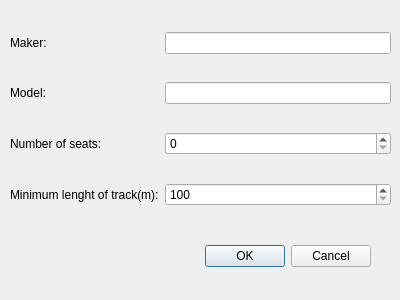
The window that dlgcreateplaneclass.ui (mmstratiev/AviationManagementSystem) describes before a commit, drawn with Qt 5.
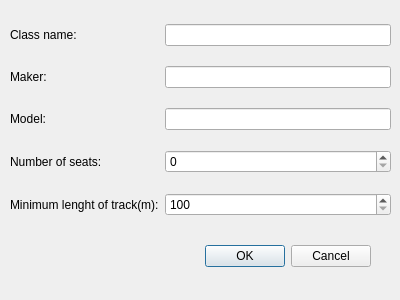
The same window after the commit.

Patch:
```diff
--- a/dlgcreateplaneclass.ui
+++ b/dlgcreateplaneclass.ui
@@ -39,46 +39,39 @@
     </rect>
    </property>
    <layout class="QGridLayout" name="gridLayout">
-    <item row="1" column="0">
-     <widget class="QLabel" name="label_2">
-      <property name="text">
-       <string>Model:</string>
-      </property>
-     </widget>
-    </item>
-    <item row="0" column="0">
-     <widget class="QLabel" name="label">
-      <property name="text">
-       <string>Maker:</string>
-      </property>
-     </widget>
-    </item>
-    <item row="2" column="0">
+    <item row="3" column="0">
      <widget class="QLabel" name="label_3">
       <property name="text">
        <string>Number of seats:</string>
       </property>
      </widget>
     </item>
-    <item row="3" column="0">
+    <item row="4" column="0">
      <widget class="QLabel" name="label_4">
       <property name="text">
        <string>Minimum lenght of track(m):</string>
       </property>
      </widget>
     </item>
+    <item row="1" column="1">
+     <widget class="QLineEdit" name="MakerEdit"/>
+    </item>
+    <item row="1" column="0">
+     <widget class="QLabel" name="label">
+      <property name="text">
+       <string>Maker:</string>
+      </property>
+     </widget>
+    </item>
+    <item row="2" column="0">
+     <widget class="QLabel" name="label_2">
+      <property name="text">
+       <string>Model:</string>
+      </property>
+     </widget>
+    </item>
     <item row="3" column="1">
-     <widget class="QSpinBox" name="spinBox">
-      <property name="minimum">
-       <number>100</number>
-      </property>
-      <property name="maximum">
-       <number>999999999</number>
-      </property>
-     </widget>
-    </item>
-    <item row="2" column="1">
-     <widget class="QSpinBox" name="spinBox_2">
+     <widget class="QSpinBox" name="SeatsSpinBox">
       <property name="minimum">
        <number>0</number>
       </property>
@@ -87,8 +80,25 @@
       </property>
      </widget>
     </item>
-    <item row="1" column="1">
-     <widget class="QLineEdit" name="lineEdit"/>
+    <item row="2" column="1">
+     <widget class="QLineEdit" name="ModelEdit"/>
+    </item>
+    <item row="4" column="1">
+     <widget class="QSpinBox" name="TrackLengthSpinBox">
+      <property name="minimum">
+       <number>100</number>
+      </property>
+      <property name="maximum">
+       <number>999999999</number>
+      </property>
+     </widget>
+    </item>
+    <item row="0" column="0">
+     <widget class="QLabel" name="label_5">
+      <property name="text">
+       <string>Class name:</string>
+      </property>
+     </widget>
     </item>
     <item row="0" column="1">
      <widget class="QLineEdit" name="lineEdit_2"/>
```
Left out of the diff: 2 changed lines with no effect on the pictures.
